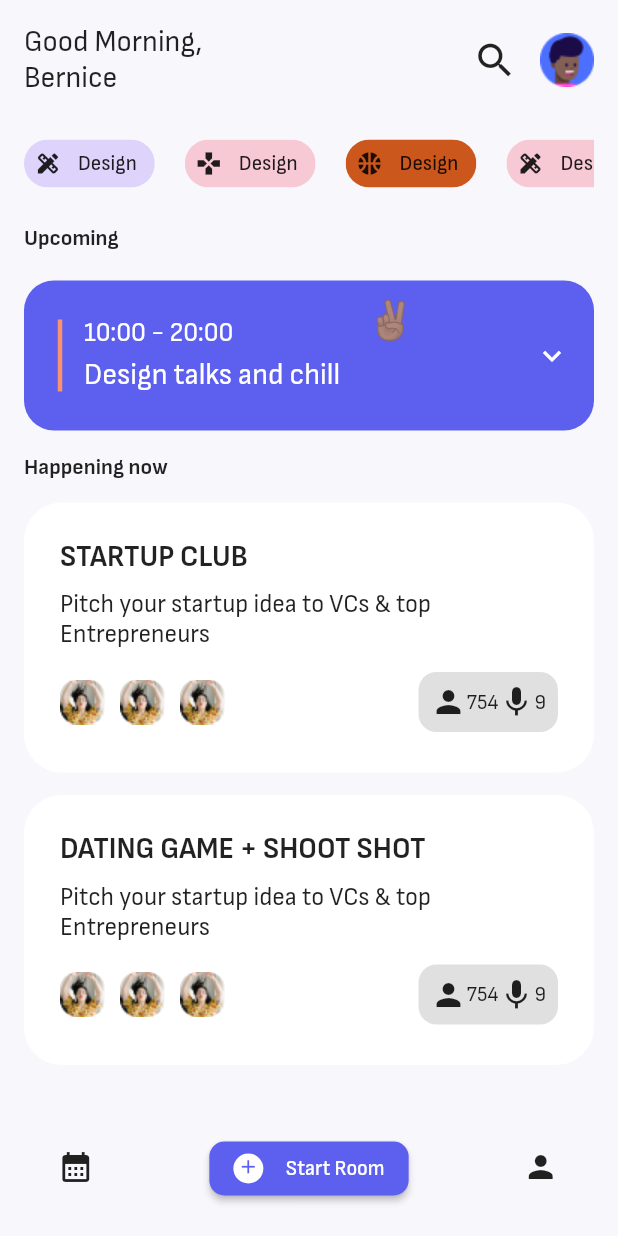
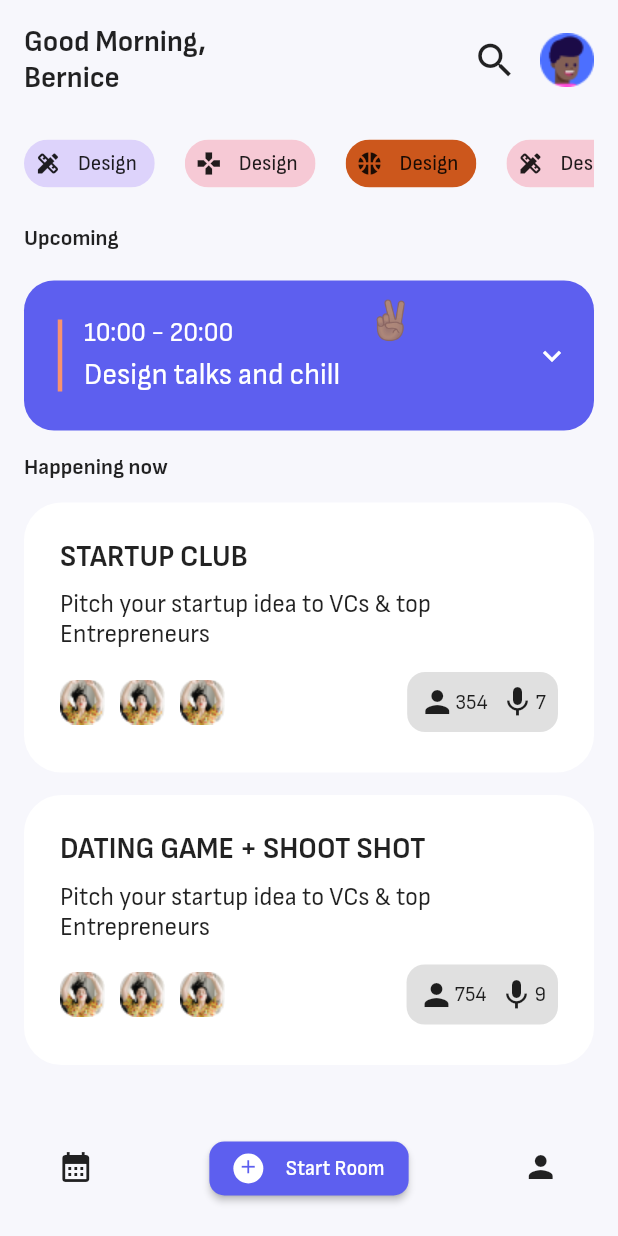
Before and after one commit to eeTiboah/clubhouse_exploration, a Flutter app: the screen it shows after launch, on a phone screen of 412 x 824 dp. Run offline on Flutter 3.47's test engine with Material 2 defaults, Android fonts, the phone set to English and light mode, and no system bars; project files that could hold a hidden picture were left out.

Commit message:
make greeting bold

```diff
--- a/lib/components/happening.dart
+++ b/lib/components/happening.dart
@@ -70,6 +70,9 @@ class Happening extends StatelessWidget {
                     children: [
                       const Icon(Icons.person),
                       Text(numOfPersons),
+                      const SizedBox(
+                        width: 8.0,
+                      ),
                       const Icon(Icons.mic),
                       Text(numOfPersonsSpeaking),
                     ],
--- a/lib/screens/home.dart
+++ b/lib/screens/home.dart
@@ -31,7 +31,8 @@ class Home extends StatelessWidget {
                       child: Text(
                         'Good Morning,\nBernice',
                         textAlign: TextAlign.left,
-                        style: TextStyle(fontSize: 20.0),
+                        style: TextStyle(
+                            fontSize: 20.0, fontWeight: FontWeight.bold),
                       ),
                     ),
                     const Icon(
@@ -156,8 +157,8 @@ class Home extends StatelessWidget {
                     'assets/first.png',
                     'assets/first.png'
                   ],
-                  numOfPersons: '754',
-                  numOfPersonsSpeaking: '9',
+                  numOfPersons: '354',
+                  numOfPersonsSpeaking: '7',
                 ),
                 const SizedBox(
                   height: 15.0,
```
